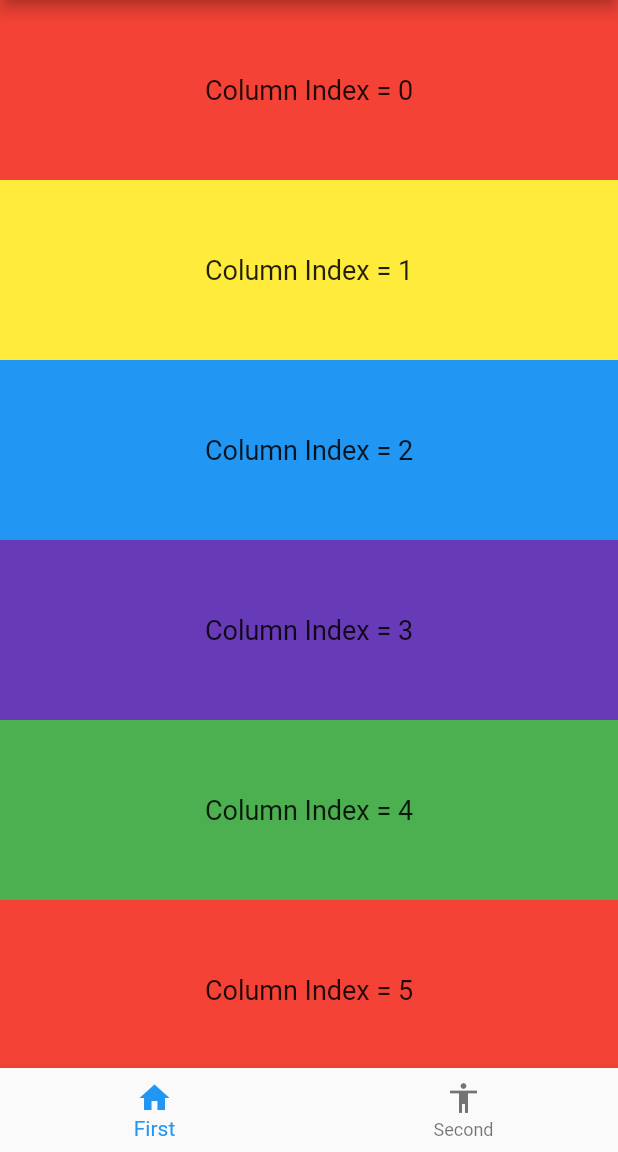
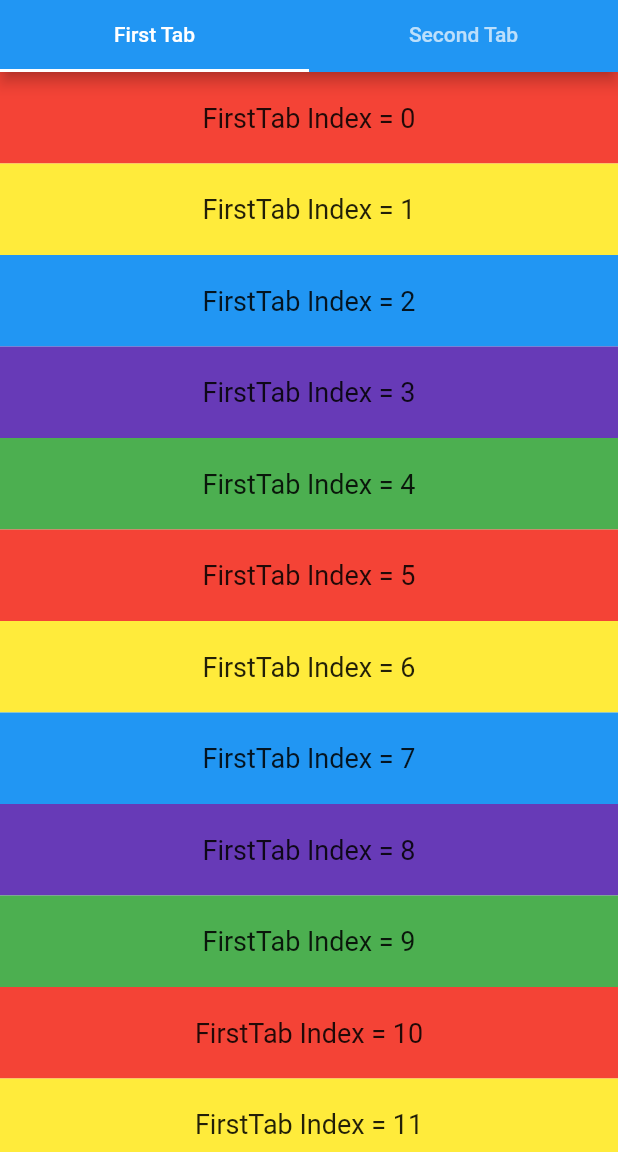
Before and after one commit to YangLang116/fit_system_screenshot, a Flutter app: the TabUsagePage screen opened by its route, on a phone screen of 412 x 824 dp, the part 84-1236 px from its top. Run offline on Flutter 3.47's test engine with Material 2 defaults, Android fonts, the phone set to English and light mode, and no system bars; our stand-ins replace dio; network calls fail.

Commit message:
整理测试Case

```diff
--- a/example/lib/case/tab_usage_page.dart
+++ b/example/lib/case/tab_usage_page.dart
@@ -1,5 +1,5 @@
-import 'package:fit_system_screenshot/fit_system_screenshot.dart';
-import 'package:fit_system_screenshot_example/constants.dart';
+import 'package:fit_system_screenshot_example/tab/first_tab_page.dart';
+import 'package:fit_system_screenshot_example/tab/second_tab_page.dart';
 import 'package:flutter/material.dart';
 
 class TabUsagePage extends StatefulWidget {
@@ -9,113 +9,49 @@ class TabUsagePage extends StatefulWidget {
   State<TabUsagePage> createState() => _TabUsagePageState();
 }
 
-class _TabUsagePageState extends State<TabUsagePage> {
-  int index = 0;
-  List<int> tabItemCountList = [10, 15];
-  double itemHeight = 120;
-
-  Dispose? screenShotDispose;
-  final List<GlobalKey> scrollAreaKeyList = [GlobalKey(), GlobalKey()];
-  final List<ScrollController> scrollControllerList = [
-    ScrollController(),
-    ScrollController()
-  ];
+class _TabUsagePageState extends State<TabUsagePage>
+    with SingleTickerProviderStateMixin {
+  late TabController tabController;
+  late GlobalKey<FirstTabPageState> firstTabKey = GlobalKey();
+  late GlobalKey<SecondTabPageState> secondTabKey = GlobalKey();
 
   @override
   void initState() {
-    attachScreenShot(0);
+    tabController = TabController(length: 2, vsync: this);
+    tabController.addListener(() {
+      int index = tabController.index;
+      if (index == 0) firstTabKey.currentState?.refreshScreenShot();
+      if (index == 1) secondTabKey.currentState?.refreshScreenShot();
+    });
     super.initState();
-  }
-
-  void attachScreenShot(double offset) {
-    screenShotDispose?.call();
-    screenShotDispose = fitSystemScreenshot.attachToPage(
-        scrollAreaKeyList[index], scrollControllerList[index], (offset) {
-      scrollControllerList[index].jumpTo(offset);
-    });
-  }
-
-  @override
-  void dispose() {
-    screenShotDispose?.call();
-    scrollControllerList.forEach((controller) => controller.dispose());
-    super.dispose();
-  }
-
-  void changeTab(int index) {
-    setState(() {
-      this.index = index;
-    });
-    attachScreenShot(scrollControllerList[index].offset);
   }
 
   @override
   Widget build(BuildContext context) {
     return Scaffold(
-      appBar: AppBar(title: Text('Tab Usage')),
-      body: IndexedStack(
-        index: index,
+      appBar: AppBar(
+        title: Text('Tab Usage'),
+        bottom: TabBar(
+          controller: tabController,
+          tabs: [
+            Tab(text: 'First Tab'),
+            Tab(text: 'Second Tab'),
+          ],
+        ),
+      ),
+      body: TabBarView(
+        controller: tabController,
         children: [
-          buildList(
-            scrollAreaKeyList[0],
-            tabItemCountList[0],
-            scrollControllerList[0],
-          ),
-          buildList(
-            scrollAreaKeyList[1],
-            tabItemCountList[1],
-            scrollControllerList[1],
-            headWidget: Container(
-              height: 80,
-              color: Colors.blueGrey,
-              alignment: Alignment.center,
-              child: Text('Head'),
-            ),
-          )
-        ],
-      ),
-      bottomNavigationBar: BottomNavigationBar(
-        currentIndex: index,
-        onTap: changeTab,
-        items: [
-          BottomNavigationBarItem(
-            icon: Icon(Icons.home),
-            label: 'First',
-          ),
-          BottomNavigationBarItem(
-            icon: Icon(Icons.accessibility),
-            label: 'Second',
-          ),
+          FirstTabPage(key: firstTabKey),
+          SecondTabPage(key: secondTabKey),
         ],
       ),
     );
   }
 
-  Widget buildList(GlobalKey key, int itemCount, ScrollController controller,
-      {Widget? headWidget}) {
-    List<Widget> children = [];
-    for (int i = 0; i < itemCount; i++) {
-      children.add(buildDataItem(i));
-    }
-    Widget result = ListView(
-      key: key,
-      controller: controller,
-      children: children,
-    );
-    if (headWidget != null) {
-      result = Column(
-        children: [headWidget, Expanded(child: result)],
-      );
-    }
-    return result;
-  }
-
-  Widget buildDataItem(int index) {
-    return Container(
-      height: itemHeight,
-      alignment: Alignment.center,
-      color: colorList[index % colorList.length],
-      child: Text('Column Index = $index', style: TextStyle(fontSize: 18)),
-    );
+  @override
+  void dispose() {
+    tabController.dispose();
+    super.dispose();
   }
 }
--- /dev/null
+++ b/example/lib/tab/first_tab_page.dart
@@ -0,0 +1,65 @@
+///Author: YangLang
+///Email: yangl@inke.cn
+///Date: 2023/6/12
+import 'package:fit_system_screenshot/fit_system_screenshot.dart';
+import 'package:fit_system_screenshot_example/constants.dart';
+import 'package:flutter/material.dart';
+
+class FirstTabPage extends StatefulWidget {
+  const FirstTabPage({Key? key}) : super(key: key);
+
+  @override
+  State<FirstTabPage> createState() => FirstTabPageState();
+}
+
+class FirstTabPageState extends State<FirstTabPage>
+    with AutomaticKeepAliveClientMixin {
+  Dispose? refreshDispose;
+  final GlobalKey scrollAreaKey = GlobalKey();
+  final ScrollController scrollController = new ScrollController();
+
+  void refreshScreenShot() {
+    refreshDispose = fitSystemScreenshot.attachToPage(
+      scrollAreaKey,
+      scrollController,
+      scrollController.jumpTo,
+    );
+  }
+
+  @override
+  Widget build(BuildContext context) {
+    super.build(context);
+    List<Widget> children = [];
+    for (int i = 0; i < 15; i++) {
+      children.add(buildDataItem(i));
+    }
+    return SingleChildScrollView(
+      key: scrollAreaKey,
+      controller: scrollController,
+      child: Column(
+        mainAxisSize: MainAxisSize.min,
+        children: children,
+      ),
+    );
+  }
+
+  Widget buildDataItem(int index) {
+    return Container(
+      width: double.infinity,
+      alignment: Alignment.center,
+      padding: EdgeInsets.symmetric(vertical: 20),
+      color: colorList[index % colorList.length],
+      child: Text('FirstTab Index = $index', style: TextStyle(fontSize: 18)),
+    );
+  }
+
+  @override
+  void dispose() {
+    refreshDispose?.call();
+    scrollController.dispose();
+    super.dispose();
+  }
+
+  @override
+  bool get wantKeepAlive => true;
+}
--- a/example/pubspec.yaml
+++ b/example/pubspec.yaml
@@ -9,7 +9,8 @@ dependencies:
     sdk: flutter
   fit_system_screenshot:
     path: ../
-  cupertino_icons: ^1.0.2
+  cupertino_icons: 1.0.2
+  dio: 4.0.6
 
 dev_dependencies:
   flutter_test:
--- a/lib/fit_system_screenshot.dart
+++ b/lib/fit_system_screenshot.dart
@@ -42,7 +42,8 @@ class _FitSystemScreenshot {
     this._subscription?.cancel();
   }
 
-  ///页面展示到前台时调用【注意当A页面打开B页面，再退回到A页面时，A页面需要重新调用该方法】
+  ///当首屏页面数据加载完成后调用
+  ///注意: 当A页面打开B页面，再退回到A页面时，A页面需要重新调用该方法
   ///返回一个函数，释放当前页面截屏资源
   Dispose attachToPage<S extends State<StatefulWidget>>(
     GlobalKey<S> scrollAreaKey,
--- a/pubspec.yaml
+++ b/pubspec.yaml
@@ -1,6 +1,6 @@
 name: fit_system_screenshot
 description: 让Flutter应用适配安卓系统的长截图
-version: 1.0.8
+version: 1.0.9
 homepage: https://github.com/YangLang116/fit_system_screenshot
 
 environment:
```
Also changed, not shown: example/lib/case/column_usage_page.dart (+7 -9 lines), example/lib/case/custom_scroll_usage_page.dart (+16 -34 lines), example/lib/case/list_usage_page.dart (+7 -9 lines), example/lib/case/nest_scroll_usage_page.dart (+8 -29 lines), example/lib/case/net_usage_page.dart (added, +60 -0 lines), example/lib/main.dart (+11 -0 lines), example/lib/tab/second_tab_page.dart (added, +66 -0 lines), example/pubspec.lock, pubspec.lock, 1 other file.
